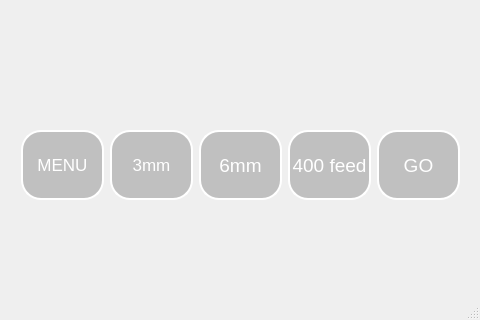
The window that mainwindow_test4.ui (SeoBoSeok/woodycanvas) describes before a commit, drawn with Qt 5; both pictures show x 0 to 480 and y 480 to 800 of the 480 by 800 pixel window.
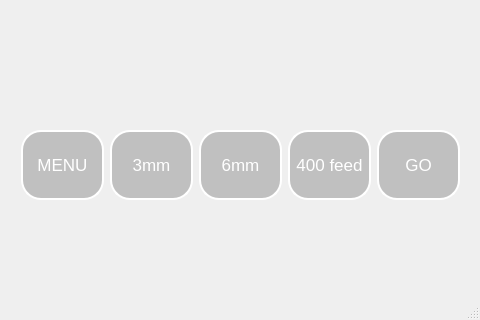
The same window after the commit.

Commit message: font resize

```diff
--- a/mainwindow_test4.ui
+++ b/mainwindow_test4.ui
@@ -139,7 +139,7 @@
        </property>
        <property name="font">
         <font>
-         <pointsize>14</pointsize>
+         <pointsize>13</pointsize>
         </font>
        </property>
        <property name="styleSheet">
@@ -166,7 +166,7 @@
        </property>
        <property name="font">
         <font>
-         <pointsize>14</pointsize>
+         <pointsize>13</pointsize>
         </font>
        </property>
        <property name="styleSheet">
@@ -362,7 +362,7 @@
        </property>
        <property name="font">
         <font>
-         <pointsize>14</pointsize>
+         <pointsize>13</pointsize>
         </font>
        </property>
        <property name="styleSheet">
```
The commit also changes 1 other file.
